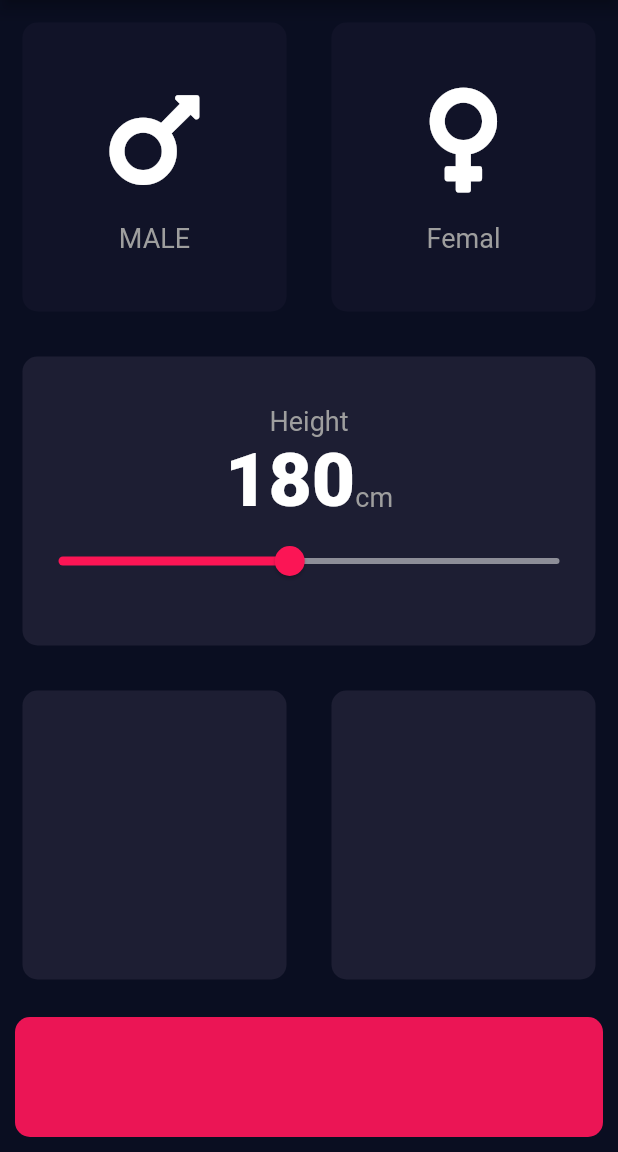
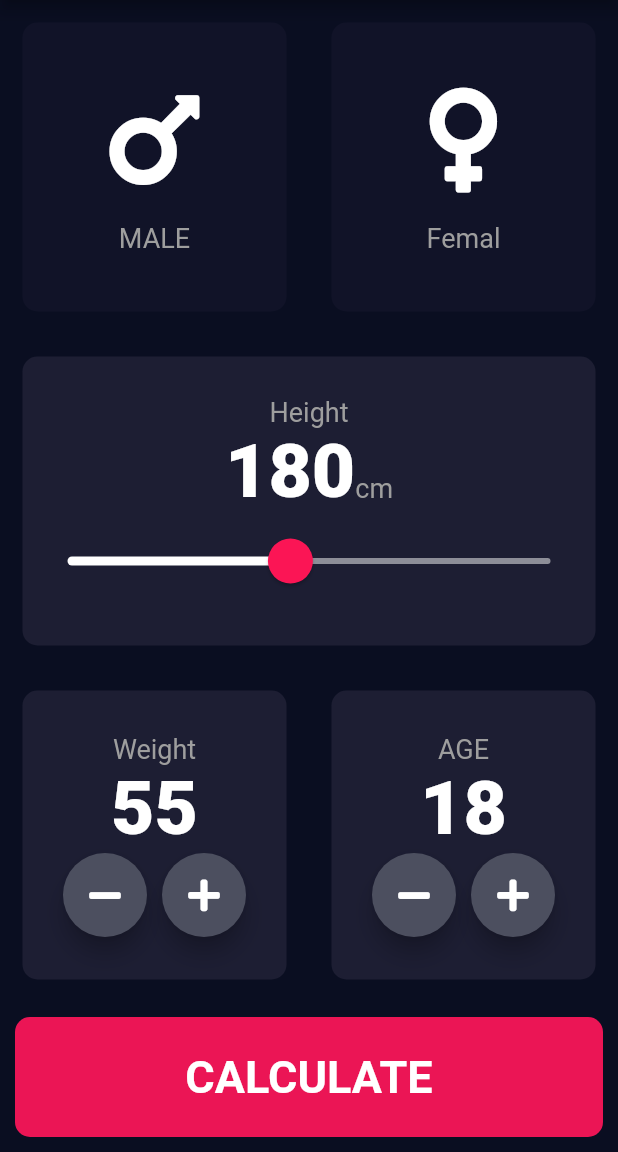
Before and after one commit to anup-paul/bmiCalculator, a Flutter app: the screen it shows after launch, on a phone screen of 412 x 824 dp, the part 84-1236 px from its top. Run offline on Flutter 3.47's test engine with Material 2 defaults, Android fonts, the phone set to English and light mode, and no system bars; our stand-ins replace font_awesome_flutter.

```diff
--- /dev/null
+++ b/lib/bottom_button.dart
@@ -0,0 +1,30 @@
+import 'package:flutter/material.dart';
+
+import 'constans.dart';
+
+class BottomButton extends StatelessWidget {
+  BottomButton({required this.ontap, required this.buttonTitle});
+
+  final Function() ontap;
+  final String buttonTitle;
+  @override
+  Widget build(BuildContext context) {
+    return GestureDetector(
+      onTap: ontap,
+      child: Container(
+        child: Center(
+          child: Text(
+            buttonTitle,
+            style: largeButtonTextStyle,
+          ),
+        ),
+        height: buttomContainerHeight,
+        margin: EdgeInsets.all(10.0),
+        decoration: BoxDecoration(
+          color: buttomContainerColor,
+          borderRadius: BorderRadius.circular(10),
+        ),
+      ),
+    );
+  }
+}
--- a/lib/constans.dart
+++ b/lib/constans.dart
@@ -8,3 +8,14 @@ const buttomContainerColor = Color(0xFFEB1555);
 const labelTextStyle = TextStyle(fontSize: 18.0, color: Colors.grey);
 
 const numberTextStyle = TextStyle(fontSize: 50.0, fontWeight: FontWeight.w900);
+
+const largeButtonTextStyle = TextStyle(
+  fontSize: 30,
+  fontWeight: FontWeight.bold,
+);
+
+const titleTextStyle = TextStyle(fontSize: 50.00, fontWeight: FontWeight.bold);
+const resultTextStyle =
+    TextStyle(fontSize: 25, fontWeight: FontWeight.bold, color: Colors.green);
+const BMITextStyle = TextStyle(fontSize: 100, fontWeight: FontWeight.bold);
+const BMIBodyTextStyle = TextStyle(fontSize: 25);
--- a/lib/input_page.dart
+++ b/lib/input_page.dart
@@ -1,7 +1,10 @@
+import 'package:bim_calculator/result_page.dart';
 import 'package:bim_calculator/reusableCard.dart';
+import 'package:bim_calculator/roundIconButton.dart';
 import 'package:flutter/material.dart';
 import 'package:font_awesome_flutter/font_awesome_flutter.dart';
 
+import 'bottom_button.dart';
 import 'constans.dart';
 import 'iconContent.dart';
 
@@ -17,6 +20,8 @@ class InputPage extends StatefulWidget {
 class _InputPageState extends State<InputPage> {
   Gender? selectedGender;
   int height = 180;
+  int weight = 55;
+  int age = 18;
 
   // Color maleCardColor = inActiveCardColor;
   // Color femaleCardColor = inActiveCardColor;
@@ -114,17 +119,29 @@ class _InputPageState extends State<InputPage> {
                           ),
                         ],
                       ),
-                      Slider(
+                      SliderTheme(
+                        data: SliderTheme.of(context).copyWith(
+                          activeTrackColor: Colors.white,
+                          inactiveTrackColor: Color(0xFF8D8E98),
+                          thumbColor: Color(0XFFFB1555),
+                          overlayColor: Color(0x29EB1555),
+                          thumbShape:
+                              RoundSliderThumbShape(enabledThumbRadius: 15.0),
+                          overlayShape:
+                              RoundSliderOverlayShape(overlayRadius: 30.0),
+                        ),
+                        child: Slider(
                           value: height.toDouble(),
                           min: 120.00,
                           max: 250.00,
-                        activeColor: Color(0XFFFB1555),
-                        inactiveColor: Color(0XFF8D8E98),
+                          // activeColor: Color(0XFFFB1555),
+                          // inactiveColor: Color(0XFF8D8E98),
                           onChanged: (double newValue) {
                             setState(() {
                               height = newValue.round();
                             });
                           },
+                        ),
                       ),
                     ],
                   ),
@@ -136,23 +153,103 @@ class _InputPageState extends State<InputPage> {
                     Expanded(
                       child: ReusableCard(
                         colour: activeCardColor,
+                        cardChild: Column(
+                          mainAxisAlignment: MainAxisAlignment.center,
+                          children: [
+                            Text(
+                              'Weight',
+                              style: labelTextStyle,
+                            ),
+                            Text(
+                              weight.toString(),
+                              style: numberTextStyle,
+                            ),
+                            Row(
+                              mainAxisAlignment: MainAxisAlignment.center,
+                              children: [
+                                RoundIconButton(
+                                  icon: FontAwesomeIcons.minus,
+                                  onPressed: () {
+                                    setState(
+                                      () {
+                                        weight--;
+                                      },
+                                    );
+                                  },
+                                ),
+                                SizedBox(
+                                  width: 10,
+                                ),
+                                RoundIconButton(
+                                  icon: FontAwesomeIcons.plus,
+                                  onPressed: () {
+                                    setState(() {
+                                      weight++;
+                                    });
+                                  },
+                                ),
+                                // FloatingActionButton(
+                                //   onPressed: () {},
+                                //   child: Icon(Icons.add),
+                                //   backgroundColor: Color(0XFF4C4F5F),
+                                // ),
+                              ],
+                            ),
+                          ],
+                        ),
                       ),
                     ),
                     Expanded(
                       child: ReusableCard(
                         colour: activeCardColor,
+                        cardChild: Column(
+                          mainAxisAlignment: MainAxisAlignment.center,
+                          children: [
+                            Text(
+                              'AGE',
+                              style: labelTextStyle,
+                            ),
+                            Text(
+                              age.toString(),
+                              style: numberTextStyle,
+                            ),
+                            Row(
+                              mainAxisAlignment: MainAxisAlignment.center,
+                              children: [
+                                RoundIconButton(
+                                  onPressed: () {
+                                    setState(() {
+                                      age--;
+                                    });
+                                  },
+                                  icon: FontAwesomeIcons.minus,
+                                ),
+                                SizedBox(
+                                  width: 10,
+                                ),
+                                RoundIconButton(
+                                  onPressed: () {
+                                    setState(() {
+                                      age++;
+                                    });
+                                  },
+                                  icon: FontAwesomeIcons.plus,
+                                ),
+                              ],
+                            )
+                          ],
+                        ),
                       ),
                     ),
                   ],
                 ),
               ),
-              Container(
-                height: buttomContainerHeight,
-                margin: EdgeInsets.all(10.0),
-                decoration: BoxDecoration(
-                  color: buttomContainerColor,
-                  borderRadius: BorderRadius.circular(10),
-                ),
+              BottomButton(
+                ontap: () {
+                  Navigator.push(context,
+                      MaterialPageRoute(builder: (context) => Resultpage()));
+                },
+                buttonTitle: 'CALCULATE',
               ),
             ],
           )),
--- /dev/null
+++ b/lib/roundIconButton.dart
@@ -0,0 +1,20 @@
+
+import 'package:flutter/material.dart';
+
+class RoundIconButton extends StatelessWidget {
+  const RoundIconButton({this.icon, this.onPressed});
+
+  final IconData? icon;
+  final Function()? onPressed;
+  @override
+  Widget build(BuildContext context) {
+    return RawMaterialButton(
+      onPressed: onPressed,
+      child: Icon(icon),
+      shape: CircleBorder(),
+      fillColor: Color(0XFF4C4F5F),
+      elevation: 6.0,
+      constraints: BoxConstraints.tightFor(width: 56.0, height: 56.0),
+    );
+  }
+}
```
Also changed, not shown: lib/result_page.dart (added, +65 -0 lines). Lines whose indentation alone changed are shown as unchanged.
